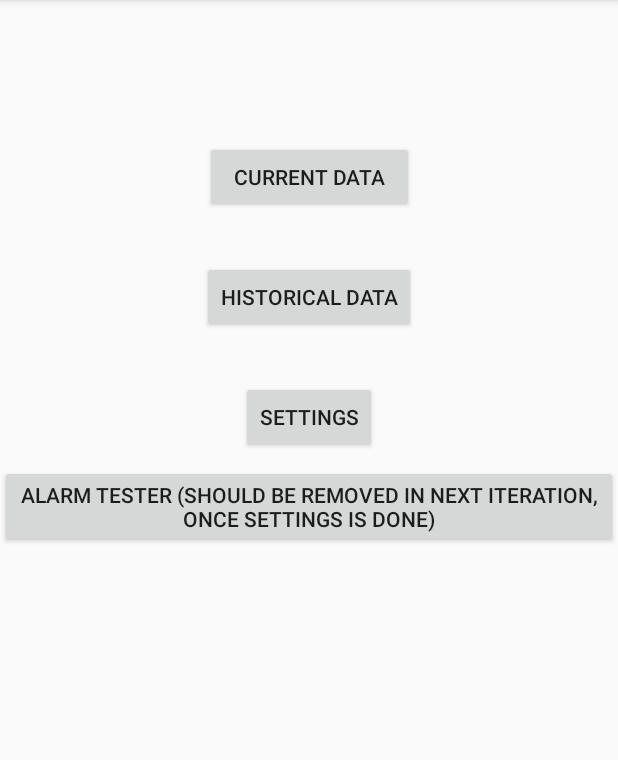
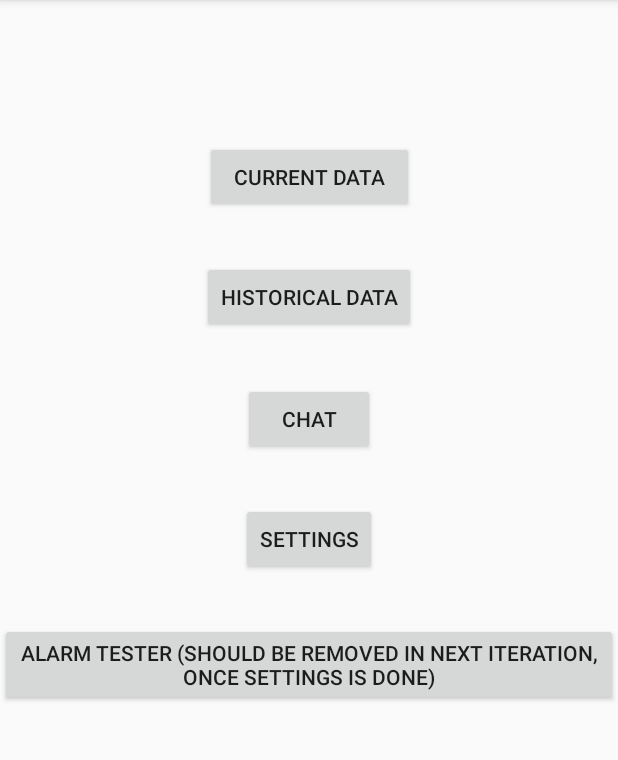
Before and after one commit to alex-clarke/CSCI3130-Group11, an Android app: the screen it shows after launch (MainActivity), on a phone screen of 412 x 824 dp, the part 84-844 px from its top. Run offline under Robolectric (Android 15) with nearby library versions, the phone set to English and light mode, and no system bars.

Commit message:
Initial chat additions -- not functional [Kyle]

```diff
--- a/app/build.gradle
+++ b/app/build.gradle
@@ -27,8 +27,10 @@ dependencies {
     compile 'com.android.support:appcompat-v7:25.3.1'
     compile 'com.android.support.constraint:constraint-layout:1.0.2'
     compile 'com.google.firebase:firebase-database:10.0.1'
+    compile 'com.android.support:design:25.3.1'
     testCompile 'junit:junit:4.12'
 }
 
 
+
 apply plugin: 'com.google.gms.google-services'
--- a/app/src/main/java/com/csci3130_group11/csci3130_group11/MainActivity.java
+++ b/app/src/main/java/com/csci3130_group11/csci3130_group11/MainActivity.java
@@ -19,6 +19,7 @@ public class MainActivity extends AppCompatActivity implements View.OnClickListe
     Button currButton;
     Button histoButton;
     Button settButton;
+    Button chatButton;
 
     //testing button
     Button tester;
@@ -40,6 +41,7 @@ public class MainActivity extends AppCompatActivity implements View.OnClickListe
         currButton = (Button) findViewById(R.id.data_button);
         histoButton =(Button) findViewById(R.id.visualization_button);
         settButton = (Button) findViewById(R.id.setting_button);
+        chatButton = (Button) findViewById(R.id.chat_button);
 
 
         tester =  (Button) findViewById(R.id.testing);
@@ -50,6 +52,7 @@ public class MainActivity extends AppCompatActivity implements View.OnClickListe
         currButton.setOnClickListener(this);
         histoButton.setOnClickListener(this);
         settButton.setOnClickListener(this);
+        chatButton.setOnClickListener(this);
 
         tester.setOnClickListener(this);
 
@@ -76,6 +79,10 @@ public class MainActivity extends AppCompatActivity implements View.OnClickListe
             nextPage = new Intent(this, Settings.class);
             startActivity(nextPage);
         }
+        else if (i== R.id.chat_button){
+            nextPage = new Intent(this, Chat.class);
+            startActivity(nextPage);
+        }
         else if(i==R.id.testing){
          //Alarm....This should be created on its own class once settings are fixed
 
--- a/app/src/main/res/layout/activity_main.xml
+++ b/app/src/main/res/layout/activity_main.xml
@@ -36,16 +36,30 @@
         android:text="SETTINGS"
         app:layout_constraintLeft_toLeftOf="parent"
         app:layout_constraintRight_toRightOf="parent"
-        app:layout_constraintTop_toBottomOf="@+id/visualization_button" />
+        app:layout_constraintTop_toBottomOf="@+id/chat_button"
+        app:layout_constraintHorizontal_bias="0.501" />
 
     <Button
         android:id="@+id/testing"
         android:layout_width="wrap_content"
         android:layout_height="wrap_content"
-        android:layout_marginTop="8dp"
+        android:layout_marginTop="32dp"
         android:text="ALARM TESTER (should be removed in next Iteration, once settings is done)"
         app:layout_constraintLeft_toLeftOf="parent"
         app:layout_constraintRight_toRightOf="parent"
-        app:layout_constraintTop_toBottomOf="@+id/setting_button" />
+        app:layout_constraintTop_toBottomOf="@+id/setting_button"
+        app:layout_constraintHorizontal_bias="0.0" />
+
+    <Button
+        android:id="@+id/chat_button"
+        android:layout_width="wrap_content"
+        android:layout_height="wrap_content"
+        android:text="CHAT"
+        android:layout_marginTop="33dp"
+        app:layout_constraintTop_toBottomOf="@+id/visualization_button"
+        android:layout_marginRight="8dp"
+        app:layout_constraintRight_toRightOf="parent"
+        android:layout_marginLeft="8dp"
+        app:layout_constraintLeft_toLeftOf="parent" />
 
 </android.support.constraint.ConstraintLayout>
--- /dev/null
+++ b/app/src/main/res/values/dimens.xml
@@ -0,0 +1,3 @@
+<resources>
+    <dimen name="fab_margin">16dp</dimen>
+</resources>
--- a/app/src/main/res/values/strings.xml
+++ b/app/src/main/res/values/strings.xml
@@ -1,3 +1,4 @@
 <resources>
     <string name="app_name">Monitor</string>
+    <string name="title_activity_chat">Chat</string>
 </resources>
--- a/app/src/main/res/values/styles.xml
+++ b/app/src/main/res/values/styles.xml
@@ -8,4 +8,13 @@
         <item name="colorAccent">@color/colorAccent</item>
     </style>
 
+    <style name="AppTheme.NoActionBar">
+        <item name="windowActionBar">false</item>
+        <item name="windowNoTitle">true</item>
+    </style>
+
+    <style name="AppTheme.AppBarOverlay" parent="ThemeOverlay.AppCompat.Dark.ActionBar" />
+
+    <style name="AppTheme.PopupOverlay" parent="ThemeOverlay.AppCompat.Light" />
+
 </resources>
```
Also changed, not shown: app/src/main/AndroidManifest.xml (+13 -1 lines), app/src/main/java/com/csci3130_group11/csci3130_group11/Chat.java (added, +98 -0 lines), app/src/main/res/layout/activity_chat.xml (added, +62 -0 lines), app/src/main/res/layout/content_chat.xml (added, +11 -0 lines).
